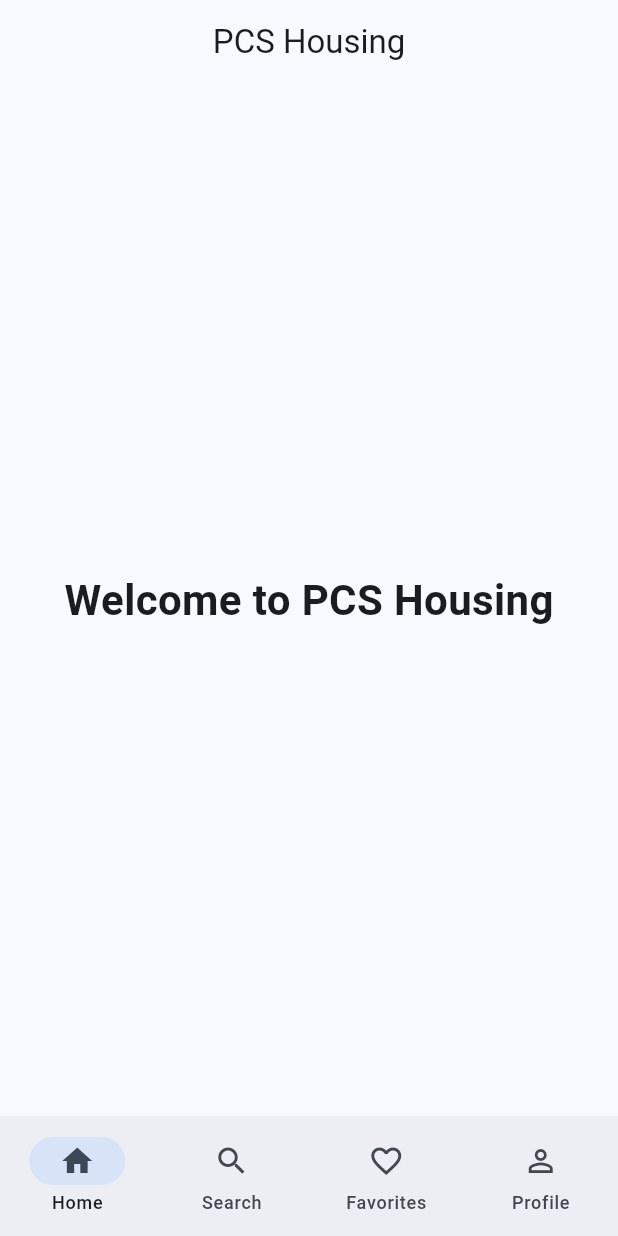
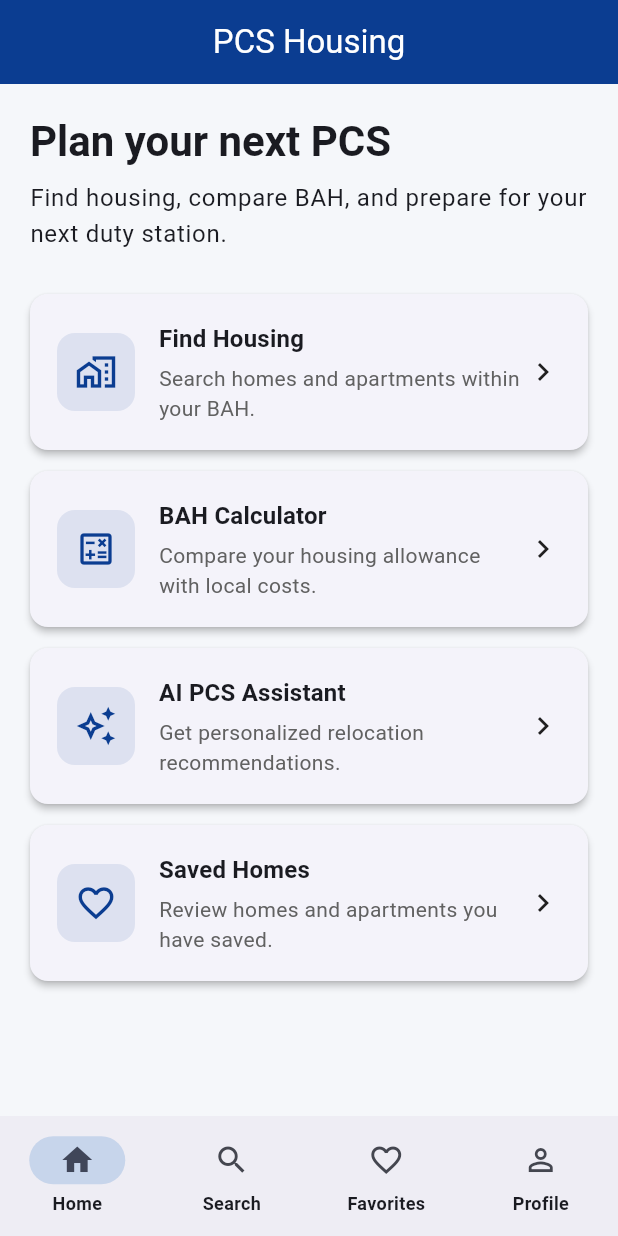
Before and after one commit to ddadisman49/pcs-housing, a Flutter app: the screen it shows after launch, on a phone screen of 412 x 824 dp. Run offline on Flutter 3.47's test engine with Material 3 defaults, Android fonts, the phone set to English and light mode, and no system bars.

Commit message:
Complete app foundation navigation and theme

```diff
--- a/lib/app.dart
+++ b/lib/app.dart
@@ -1,4 +1,6 @@
 import 'package:flutter/material.dart';
+
+import 'core/theme/app_theme.dart';
 import 'navigation/main_navigation.dart';
 
 class PCSHousingApp extends StatelessWidget {
@@ -9,12 +11,7 @@ class PCSHousingApp extends StatelessWidget {
     return MaterialApp(
       title: 'PCS Housing',
       debugShowCheckedModeBanner: false,
-      theme: ThemeData(
-        colorScheme: ColorScheme.fromSeed(
-          seedColor: Colors.blue,
-        ),
-        useMaterial3: true,
-      ),
+      theme: AppTheme.lightTheme,
       home: const MainNavigation(),
     );
   }
--- /dev/null
+++ b/lib/core/theme/app_theme.dart
@@ -0,0 +1,53 @@
+import 'package:flutter/material.dart';
+
+class AppTheme {
+  static const Color primary = Color(0xFF0B3D91);
+  static const Color secondary = Color(0xFF1565C0);
+  static const Color accent = Color(0xFFFFB300);
+  static const Color background = Color(0xFFF5F7FA);
+
+  static ThemeData get lightTheme {
+    return ThemeData(
+      useMaterial3: true,
+      scaffoldBackgroundColor: background,
+      colorScheme: ColorScheme.fromSeed(
+        seedColor: primary,
+        primary: primary,
+        secondary: secondary,
+        brightness: Brightness.light,
+      ),
+      appBarTheme: const AppBarTheme(
+        backgroundColor: primary,
+        foregroundColor: Colors.white,
+        centerTitle: true,
+        elevation: 0,
+      ),
+      navigationBarTheme: NavigationBarThemeData(
+        indicatorColor: secondary.withValues(alpha: 0.18),
+        labelTextStyle: WidgetStateProperty.all(
+          const TextStyle(
+            fontSize: 12,
+            fontWeight: FontWeight.w600,
+          ),
+        ),
+      ),
+      cardTheme: const CardThemeData(
+        elevation: 2,
+        margin: EdgeInsets.zero,
+      ),
+      filledButtonTheme: FilledButtonThemeData(
+        style: FilledButton.styleFrom(
+          backgroundColor: primary,
+          foregroundColor: Colors.white,
+          padding: const EdgeInsets.symmetric(
+            horizontal: 20,
+            vertical: 14,
+          ),
+          shape: RoundedRectangleBorder(
+            borderRadius: BorderRadius.circular(12),
+          ),
+        ),
+      ),
+    );
+  }
+}
--- a/lib/features/home/home_screen.dart
+++ b/lib/features/home/home_screen.dart
@@ -1,4 +1,6 @@
 import 'package:flutter/material.dart';
+
+import '../../widgets/feature_card.dart';
 
 class HomeScreen extends StatelessWidget {
   const HomeScreen({super.key});
@@ -8,15 +10,58 @@ class HomeScreen extends StatelessWidget {
     return Scaffold(
       appBar: AppBar(
         title: const Text('PCS Housing'),
-        centerTitle: true,
       ),
-      body: const Center(
-        child: Text(
-          'Welcome to PCS Housing',
-          style: TextStyle(
-            fontSize: 28,
-            fontWeight: FontWeight.bold,
-          ),
+      body: SafeArea(
+        child: ListView(
+          padding: const EdgeInsets.all(20),
+          children: [
+            Text(
+              'Plan your next PCS',
+              style: Theme.of(context).textTheme.headlineMedium?.copyWith(
+                    fontWeight: FontWeight.bold,
+                  ),
+            ),
+            const SizedBox(height: 8),
+            Text(
+              'Find housing, compare BAH, and prepare for your next duty station.',
+              style: Theme.of(context).textTheme.bodyLarge,
+            ),
+            const SizedBox(height: 28),
+
+            FeatureCard(
+              icon: Icons.home_work_outlined,
+              title: 'Find Housing',
+              subtitle: 'Search homes and apartments within your BAH.',
+              onTap: () {},
+            ),
+
+            const SizedBox(height: 14),
+
+            FeatureCard(
+              icon: Icons.calculate_outlined,
+              title: 'BAH Calculator',
+              subtitle: 'Compare your housing allowance with local costs.',
+              onTap: () {},
+            ),
+
+            const SizedBox(height: 14),
+
+            FeatureCard(
+              icon: Icons.auto_awesome_outlined,
+              title: 'AI PCS Assistant',
+              subtitle: 'Get personalized relocation recommendations.',
+              onTap: () {},
+            ),
+
+            const SizedBox(height: 14),
+
+            FeatureCard(
+              icon: Icons.favorite_outline,
+              title: 'Saved Homes',
+              subtitle: 'Review homes and apartments you have saved.',
+              onTap: () {},
+            ),
+          ],
         ),
       ),
     );
--- /dev/null
+++ b/lib/widgets/feature_card.dart
@@ -0,0 +1,71 @@
+import 'package:flutter/material.dart';
+
+class FeatureCard extends StatelessWidget {
+  final IconData icon;
+  final String title;
+  final String subtitle;
+  final VoidCallback onTap;
+
+  const FeatureCard({
+    super.key,
+    required this.icon,
+    required this.title,
+    required this.subtitle,
+    required this.onTap,
+  });
+
+  @override
+  Widget build(BuildContext context) {
+    return Card(
+      child: InkWell(
+        borderRadius: BorderRadius.circular(12),
+        onTap: onTap,
+        child: Padding(
+          padding: const EdgeInsets.all(18),
+          child: Row(
+            children: [
+              Container(
+                width: 52,
+                height: 52,
+                decoration: BoxDecoration(
+                  color: Theme.of(context)
+                      .colorScheme
+                      .primary
+                      .withValues(alpha: 0.10),
+                  borderRadius: BorderRadius.circular(12),
+                ),
+                child: Icon(
+                  icon,
+                  color: Theme.of(context).colorScheme.primary,
+                  size: 28,
+                ),
+              ),
+              const SizedBox(width: 16),
+              Expanded(
+                child: Column(
+                  crossAxisAlignment: CrossAxisAlignment.start,
+                  children: [
+                    Text(
+                      title,
+                      style: Theme.of(context).textTheme.titleMedium?.copyWith(
+                            fontWeight: FontWeight.bold,
+                          ),
+                    ),
+                    const SizedBox(height: 4),
+                    Text(
+                      subtitle,
+                      style: Theme.of(context).textTheme.bodyMedium?.copyWith(
+                            color: Colors.grey.shade700,
+                          ),
+                    ),
+                  ],
+                ),
+              ),
+              const Icon(Icons.chevron_right),
+            ],
+          ),
+        ),
+      ),
+    );
+  }
+}
```
Also changed, not shown: lib/features/favorites/favorites_screen.dart (+28 -7 lines), lib/features/profile/profile_screen.dart (+54 -8 lines), lib/features/search/search_screen.dart (+39 -8 lines), 1 other file.
